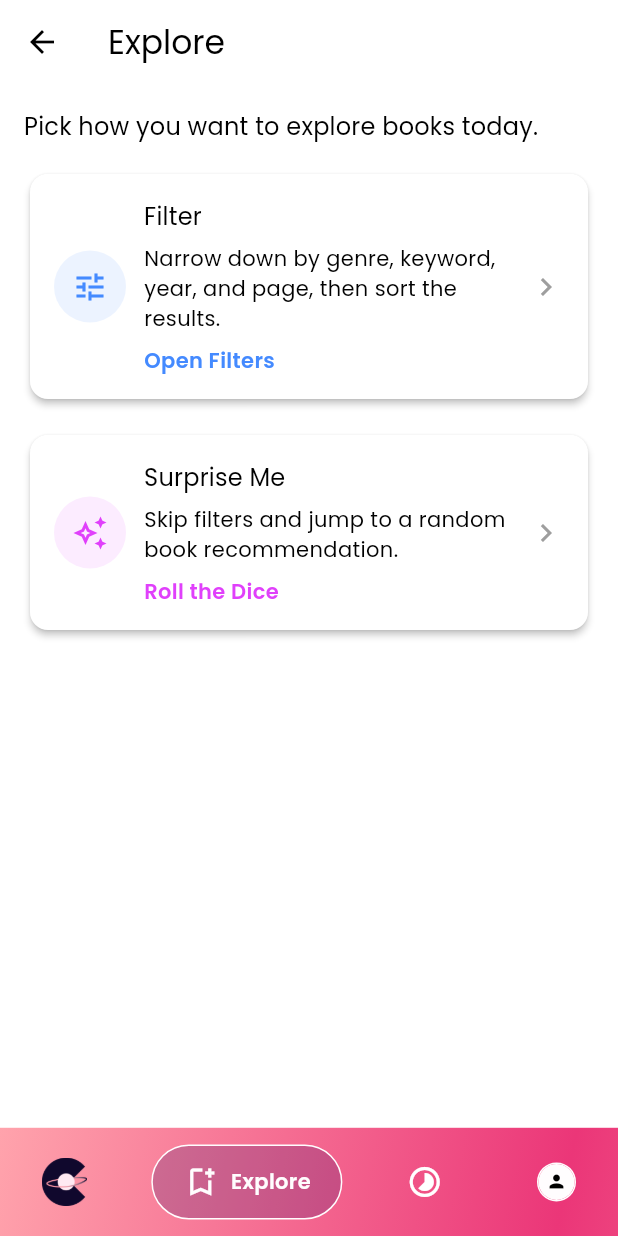
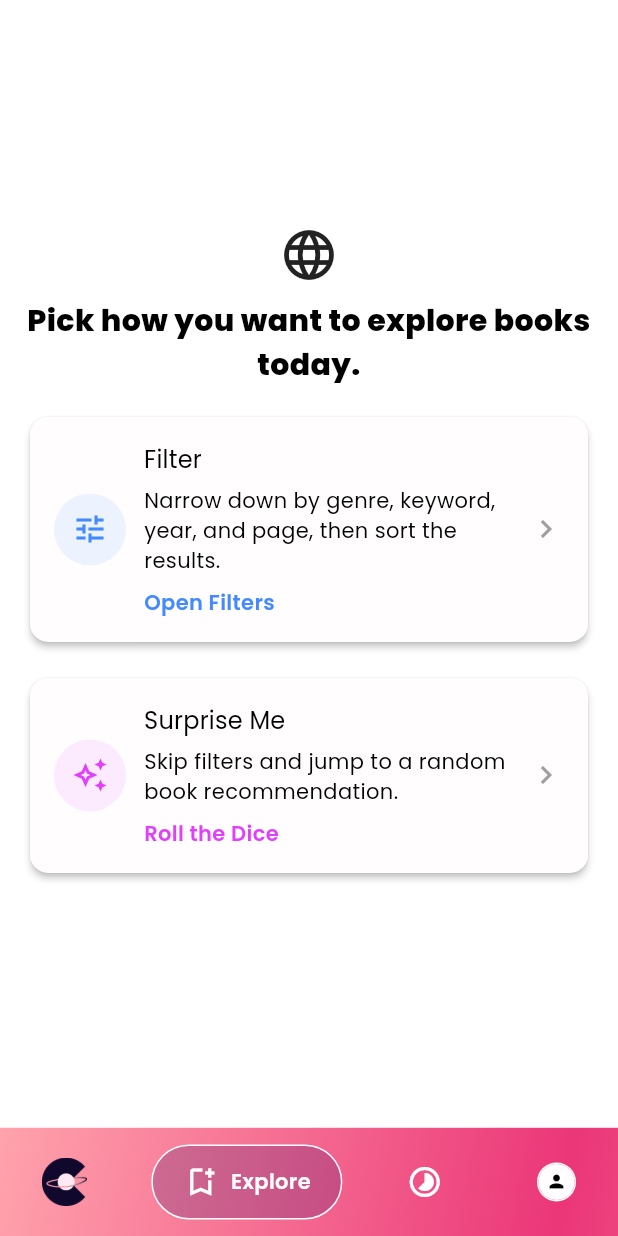
Before and after one commit to Sharkfin07/codexia, a Flutter app: the ExploreScreen screen opened by its route, on a phone screen of 412 x 824 dp. Run offline on Flutter 3.47's test engine with Material 3 defaults, Android fonts, the phone set to English and light mode, and no system bars; drawn by our look-alikes of google_nav_bar; our stand-ins replace cloud_firestore, dio, firebase_auth, firebase_core, flutter_riverpod, riverpod_annotation; accounts and stored records are empty; generated files the repository leaves out were written again.

Commit message:
style: Enhance explore screen layout and styling

```diff
--- a/lib/presentation/screens/main/explore_screen.dart
+++ b/lib/presentation/screens/main/explore_screen.dart
@@ -1,5 +1,6 @@
 import 'package:codexia/presentation/screens/explore/filter_screen.dart';
 import 'package:codexia/presentation/screens/explore/surprise_me_loading_screen.dart';
+import 'package:codexia/presentation/theme/app_palette.dart';
 import 'package:codexia/presentation/widgets/main/main_nav_bar.dart';
 import 'package:flutter/material.dart';
 
@@ -9,16 +10,20 @@ class ExploreScreen extends StatelessWidget {
   @override
   Widget build(BuildContext context) {
     return Scaffold(
-      appBar: AppBar(title: const Text('Explore')),
       body: SafeArea(
+        child: Center(
           child: SingleChildScrollView(
             padding: const EdgeInsets.all(16.0),
             child: Column(
-            crossAxisAlignment: CrossAxisAlignment.start,
+              crossAxisAlignment: CrossAxisAlignment.center,
+              mainAxisAlignment: MainAxisAlignment.center,
               children: [
+                Icon(Icons.language_rounded, size: 40, weight: 10),
+                SizedBox(height: 10),
                 Text(
                   'Pick how you want to explore books today.',
-                style: Theme.of(context).textTheme.titleMedium,
+                  textAlign: TextAlign.center,
+                  style: TextStyle(fontWeight: FontWeight.bold, fontSize: 20),
                 ),
                 const SizedBox(height: 16),
                 _OptionCard(
@@ -53,6 +58,7 @@ class ExploreScreen extends StatelessWidget {
             ),
           ),
         ),
+      ),
       bottomNavigationBar: const MainNavBar(currentIndex: 1),
     );
   }
@@ -77,9 +83,11 @@ class _OptionCard extends StatelessWidget {
 
   @override
   Widget build(BuildContext context) {
+    final isDark = Theme.of(context).brightness == Brightness.dark;
     return Padding(
       padding: const EdgeInsets.only(bottom: 16.0),
       child: Card(
+        color: isDark ? AppPalette.darkSecondary : AppPalette.lightPrimary,
         shape: RoundedRectangleBorder(borderRadius: BorderRadius.circular(12)),
         elevation: 2,
         child: InkWell(
```
Lines whose indentation alone changed are shown as unchanged.
